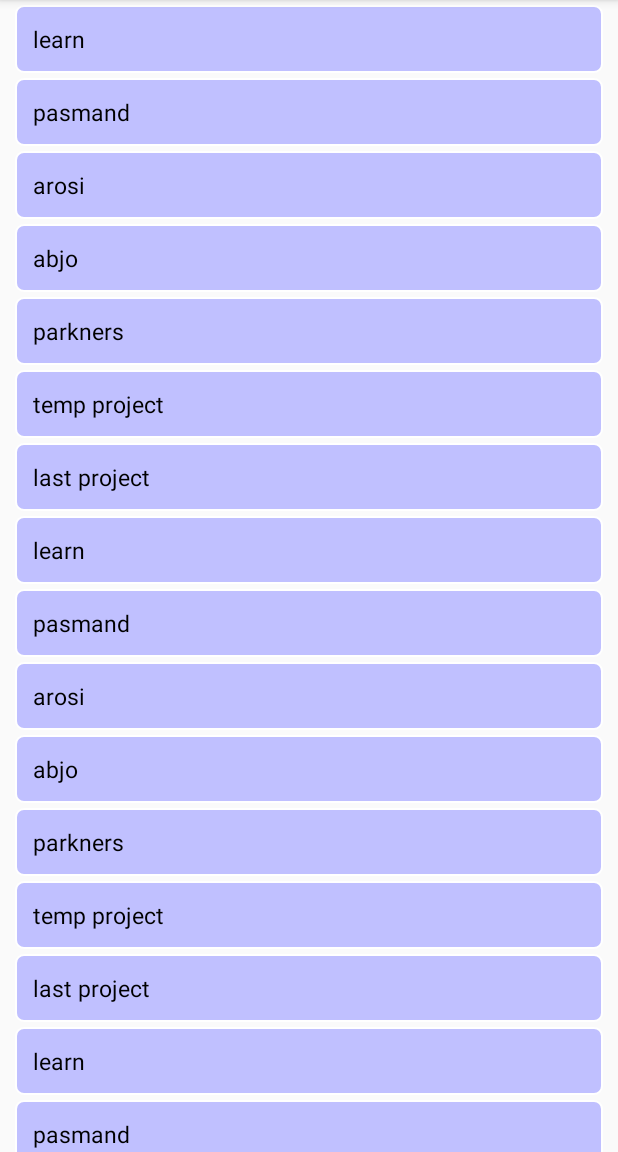
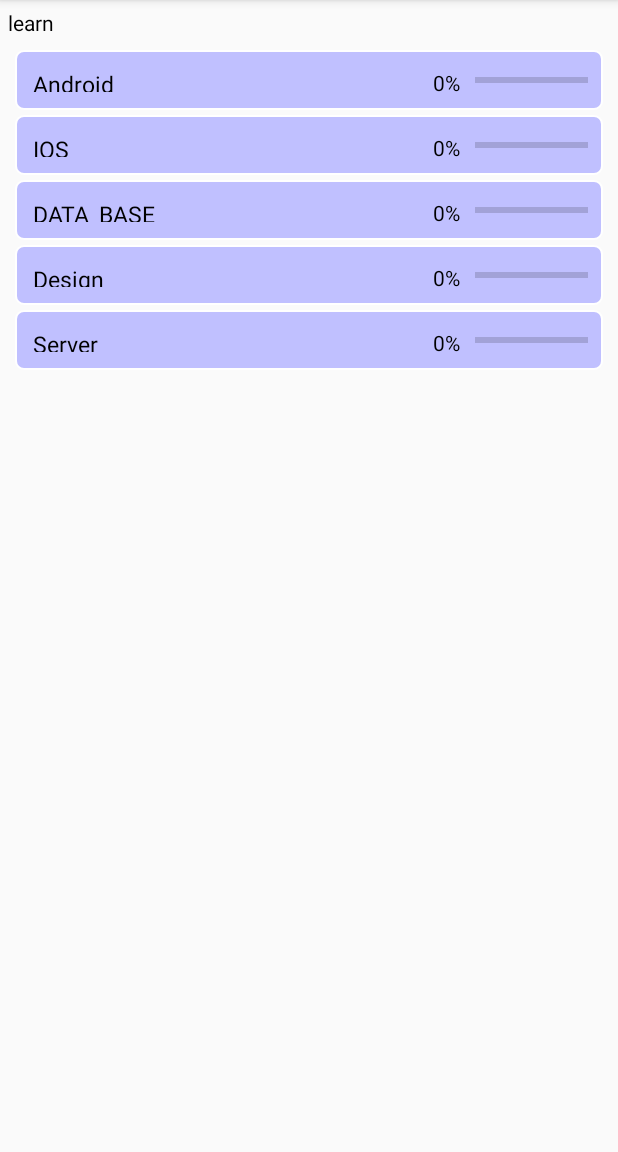
Before and after one commit to Ali938/LearnProject, an Android app: the MainActivity screen opened directly, with no data from a screen before it, after a tap on "learn", on a phone screen of 412 x 824 dp, the part 84-1236 px from its top. Run offline under Robolectric (Android 15) with nearby library versions, the phone set to English and light mode, and no system bars.

Commit message:
add single project part

```diff
--- a/app/src/main/AndroidManifest.xml
+++ b/app/src/main/AndroidManifest.xml
@@ -9,7 +9,8 @@
         android:roundIcon="@drawable/app_icon"
         android:supportsRtl="true"
         android:theme="@style/AppTheme">
-        <activity android:name=".projectpartsActivity"></activity>
+        <activity android:name=".SingleProject"></activity>
+        <activity android:name=".projectpartsActivity" />
         <activity
             android:name=".LoginActivity"
             android:windowSoftInputMode="adjustResize">
--- /dev/null
+++ b/app/src/main/java/learn/coleo/com/learnproject/Constants.java
@@ -0,0 +1,9 @@
+package learn.coleo.com.learnproject;
+
+public class Constants {
+
+    public static final String SINGLE_PROJECT_DATA= "datasada";
+    public static final String SINGLE_PROJECT_ID= "idasd";
+    public static final String SINGLE_PROJECT_NAME= "namesasd";
+
+}
--- a/app/src/main/java/learn/coleo/com/learnproject/MainActivity.java
+++ b/app/src/main/java/learn/coleo/com/learnproject/MainActivity.java
@@ -10,6 +10,7 @@ import java.util.ArrayList;
 
 import learn.coleo.com.learnproject.adapters.ProjectAdapter;
 import learn.coleo.com.learnproject.data.Project;
+import learn.coleo.com.learnproject.data.ProjectPart;
 
 public class MainActivity extends AppCompatActivity {
 
@@ -25,6 +26,11 @@ public class MainActivity extends AppCompatActivity {
 
         ArrayList<Project> projects = new ArrayList<>();
         projects.add(new Project("learn",0));
+        projects.get(0).getParts().add(new ProjectPart("Android",11));
+        projects.get(0).getParts().add(new ProjectPart("IOS",12));
+        projects.get(0).getParts().add(new ProjectPart("DATA_BASE",13));
+        projects.get(0).getParts().add(new ProjectPart("Design",14));
+        projects.get(0).getParts().add(new ProjectPart("Server",15));
         projects.add(new Project("pasmand",1));
         projects.add(new Project("arosi",2));
         projects.add(new Project("abjo",3));
--- /dev/null
+++ b/app/src/main/java/learn/coleo/com/learnproject/SingleProject.java
@@ -0,0 +1,37 @@
+package learn.coleo.com.learnproject;
+
+import android.os.Build;
+import android.support.v7.app.AppCompatActivity;
+import android.os.Bundle;
+import android.support.v7.widget.LinearLayoutManager;
+import android.support.v7.widget.RecyclerView;
+import android.widget.TextView;
+
+import learn.coleo.com.learnproject.adapters.ProjectAdapter;
+import learn.coleo.com.learnproject.adapters.SingleProjectAdapter;
+import learn.coleo.com.learnproject.data.Project;
+
+public class SingleProject extends AppCompatActivity {
+
+    private TextView projectName;
+
+    @Override
+    protected void onCreate(Bundle savedInstanceState) {
+        super.onCreate(savedInstanceState);
+        setContentView(R.layout.activity_single_project);
+
+        Bundle extra = getIntent().getExtras();
+        Project project = (Project) extra.getSerializable(Constants.SINGLE_PROJECT_DATA);
+        RecyclerView singleProjectList = findViewById(R.id.recyclerList_single_projects_id);
+
+        projectName = findViewById(R.id.single_project_name_id);
+        projectName.setText(project.getName());
+
+        SingleProjectAdapter singleProjectAdapter = new SingleProjectAdapter(this,project.getParts());
+        singleProjectList.setAdapter(singleProjectAdapter);
+        LinearLayoutManager mLayoutManager = new LinearLayoutManager(getApplicationContext());
+        singleProjectList.setLayoutManager(mLayoutManager);
+
+
+    }
+}
--- a/app/src/main/java/learn/coleo/com/learnproject/adapters/ProjectAdapter.java
+++ b/app/src/main/java/learn/coleo/com/learnproject/adapters/ProjectAdapter.java
@@ -1,6 +1,7 @@
 package learn.coleo.com.learnproject.adapters;
 
 import android.content.Context;
+import android.content.Intent;
 import android.support.annotation.NonNull;
 import android.support.v7.widget.RecyclerView;
 import android.view.LayoutInflater;
@@ -11,7 +12,9 @@ import android.widget.Toast;
 
 import java.util.ArrayList;
 
+import learn.coleo.com.learnproject.Constants;
 import learn.coleo.com.learnproject.R;
+import learn.coleo.com.learnproject.SingleProject;
 import learn.coleo.com.learnproject.data.Project;
 
 public class ProjectAdapter extends RecyclerView.Adapter<ProjectAdapter.MyProjectHolder> {
@@ -46,7 +49,10 @@ public class ProjectAdapter extends RecyclerView.Adapter<ProjectAdapter.MyProjec
         holder.itemView.setOnClickListener(new View.OnClickListener() {
             @Override
             public void onClick(View v) {
-                Toast.makeText(context,"id : " + temp.getId(),Toast.LENGTH_SHORT).show();
+                Intent intent = new Intent(context, SingleProject.class);
+                intent.putExtra(Constants.SINGLE_PROJECT_DATA,temp);
+
+                context.startActivity(intent);
             }
         });
     }
--- /dev/null
+++ b/app/src/main/java/learn/coleo/com/learnproject/adapters/SingleProjectAdapter.java
@@ -0,0 +1,68 @@
+package learn.coleo.com.learnproject.adapters;
+
+import android.content.Context;
+import android.support.annotation.NonNull;
+import android.support.v7.widget.RecyclerView;
+import android.view.LayoutInflater;
+import android.view.View;
+import android.view.ViewGroup;
+import android.widget.ProgressBar;
+import android.widget.TextView;
+import android.widget.Toast;
+
+import java.util.ArrayList;
+
+import learn.coleo.com.learnproject.R;
+import learn.coleo.com.learnproject.data.ProjectPart;
+
+public class SingleProjectAdapter extends RecyclerView.Adapter<SingleProjectAdapter.MyProjectHolder> {
+
+    class MyProjectHolder extends RecyclerView.ViewHolder{
+        TextView projectPartName;
+        TextView projectPartPercent;
+        ProgressBar seekBarProgressProject;
+        public MyProjectHolder(View itemView) {
+            super(itemView);
+            projectPartPercent = itemView.findViewById(R.id.progress_percent_text_view_single_project_part);
+            projectPartName = itemView.findViewById(R.id.item_name_single_project_part);
+            seekBarProgressProject=itemView.findViewById(R.id.progressBar_progress_single_project);
+        }
+    }
+
+    private ArrayList<ProjectPart> projectParts;
+    private Context context;
+
+    public SingleProjectAdapter(Context context, ArrayList<ProjectPart> projectParts) {
+        this.projectParts = projectParts;
+        this.context = context;
+    }
+
+    @NonNull
+    @Override
+    public MyProjectHolder onCreateViewHolder(@NonNull ViewGroup parent, int viewType) {
+        View v = LayoutInflater.from(parent.getContext()).
+                inflate(R.layout.item_recycler_view_single_project_parts, parent, false);
+        return new MyProjectHolder(v);
+    }
+
+    @Override
+    public void onBindViewHolder(@NonNull MyProjectHolder holder, int position) {
+        final ProjectPart temp = projectParts.get(position);
+        holder.projectPartName.setText(temp.getName());
+        holder.itemView.setOnClickListener(new View.OnClickListener() {
+            @Override
+            public void onClick(View v) {
+
+            }
+        });
+
+        holder.seekBarProgressProject.setProgress(temp.getProgressPart());
+        holder.projectPartPercent.setText(temp.getProgressPart() + "%");
+    }
+
+    @Override
+    public int getItemCount() {
+        return projectParts.size();
+    }
+
+}
--- a/app/src/main/java/learn/coleo/com/learnproject/data/Project.java
+++ b/app/src/main/java/learn/coleo/com/learnproject/data/Project.java
@@ -1,13 +1,22 @@
 package learn.coleo.com.learnproject.data;
 
-public class Project {
+import java.io.Serializable;
+import java.util.ArrayList;
+
+public class Project implements Serializable {
 
     private String name;
     private int id;
+    private ArrayList<ProjectPart> parts;
 
     public Project(String name, int id) {
         this.name = name;
         this.id = id;
+        parts = new ArrayList<>();
+    }
+
+    public ArrayList<ProjectPart> getParts() {
+        return parts;
     }
 
     public void setName(String name) {
@@ -25,4 +34,5 @@ public class Project {
     public int getId() {
         return id;
     }
+
 }
--- a/app/src/main/java/learn/coleo/com/learnproject/data/ProjectPart.java
+++ b/app/src/main/java/learn/coleo/com/learnproject/data/ProjectPart.java
@@ -1,9 +1,14 @@
 package learn.coleo.com.learnproject.data;
+
+import android.widget.Adapter;
+
+import java.util.ArrayList;
 
 public class ProjectPart {
     private String name;
     private int id;
     private int progressPart;
+
     public ProjectPart(String name, int id) {
         this.name = name;
         this.id = id;
--- /dev/null
+++ b/app/src/main/java/learn/coleo/com/learnproject/data/SmallestProjectPart.java
@@ -0,0 +1,4 @@
+package learn.coleo.com.learnproject.data;
+
+public class SmallestProjectPart {
+}
--- /dev/null
+++ b/app/src/main/res/layout/activity_single_project.xml
@@ -0,0 +1,40 @@
+<?xml version="1.0" encoding="utf-8"?>
+<android.support.constraint.ConstraintLayout xmlns:android="http://schemas.android.com/apk/res/android"
+    xmlns:app="http://schemas.android.com/apk/res-auto"
+    xmlns:tools="http://schemas.android.com/tools"
+    android:layout_width="match_parent"
+    android:layout_height="match_parent"
+    tools:context=".SingleProject">
+
+    <TextView
+        android:id="@+id/single_project_name_id"
+        android:layout_width="match_parent"
+        android:layout_height="wrap_content"
+        android:text="ProjectName"
+        android:textColor="@color/colorText"
+        app:layout_constraintBottom_toTopOf="@id/recyclerList_single_projects_id"
+        app:layout_constraintLeft_toLeftOf="parent"
+        app:layout_constraintRight_toRightOf="parent"
+        app:layout_constraintTop_toTopOf="parent"
+        app:layout_constraintVertical_bias="0"
+        app:layout_constraintVertical_chainStyle="packed"
+        android:padding="5dp"
+        />
+
+    <android.support.v7.widget.RecyclerView
+        android:id="@+id/recyclerList_single_projects_id"
+        android:layout_width="match_parent"
+        android:layout_height="wrap_content"
+        android:orientation="vertical"
+        app:layout_constraintBottom_toBottomOf="parent"
+
+        app:layout_constraintLeft_toLeftOf="parent"
+        app:layout_constraintRight_toRightOf="parent"
+        app:layout_constraintTop_toBottomOf="@id/single_project_name_id"
+        app:layout_constraintVertical_bias="0"
+        app:layout_constraintVertical_chainStyle="packed">
+
+    </android.support.v7.widget.RecyclerView>
+
+
+</android.support.constraint.ConstraintLayout>
--- /dev/null
+++ b/app/src/main/res/layout/item_recycler_view_single_project_parts.xml
@@ -0,0 +1,52 @@
+<?xml version="1.0" encoding="utf-8"?>
+<android.support.constraint.ConstraintLayout
+    xmlns:android="http://schemas.android.com/apk/res/android"
+    xmlns:tools="http://schemas.android.com/tools"
+    android:layout_width="match_parent"
+    android:layout_height="40dp"
+    android:layout_marginRight="10dp"
+    android:layout_marginLeft="10dp"
+    android:layout_marginTop="3dp"
+    android:background="@drawable/background_item_recycler_project"
+    xmlns:app="http://schemas.android.com/apk/res-auto">
+
+    <TextView
+        android:id="@+id/item_name_single_project_part"
+        android:layout_width="wrap_content"
+        android:layout_height="match_parent"
+        app:layout_constraintTop_toTopOf="parent"
+        app:layout_constraintBottom_toBottomOf="parent"
+        app:layout_constraintLeft_toLeftOf="parent"
+        android:textColor="@color/colorText"
+        android:layout_margin="10dp"
+        android:textSize="15sp"
+        android:padding="2dp"
+        />
+
+    <ProgressBar
+        android:id="@+id/progressBar_progress_single_project"
+        style="?android:attr/progressBarStyleHorizontal"
+        android:layout_width="75dp"
+        android:layout_height="wrap_content"
+        app:layout_constraintLeft_toLeftOf="parent"
+        app:layout_constraintRight_toRightOf="parent"
+        app:layout_constraintTop_toTopOf="@id/item_name_single_project_part"
+        app:layout_constraintBottom_toBottomOf="@id/item_name_single_project_part"
+        app:layout_constraintHorizontal_chainStyle="packed"
+        app:layout_constraintHorizontal_bias="1"
+        android:progress="50"
+        android:layout_marginRight="10dp"/>
+
+    <TextView
+        android:id="@+id/progress_percent_text_view_single_project_part"
+        android:layout_width="wrap_content"
+        android:layout_height="0dp"
+        android:layout_marginRight="10dp"
+        app:layout_constraintTop_toTopOf="@id/progressBar_progress_single_project"
+        app:layout_constraintBottom_toBottomOf="@id/progressBar_progress_single_project"
+        app:layout_constraintRight_toLeftOf="@id/progressBar_progress_single_project"
+        android:textColor="@color/colorText"
+        android:text="50%"
+        />
+
+</android.support.constraint.ConstraintLayout>
```
